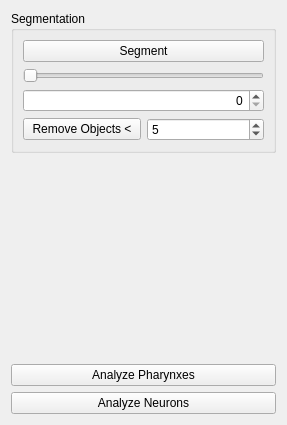
Qt form pharedox/gui/qt_ui_files/pipeline_buttons.ui (ApfeldLab/pharynx_redox) before a commit.
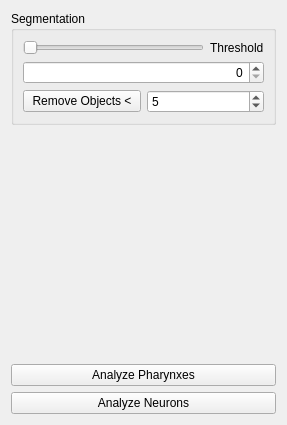
The same form after that commit.

The edit to the form file:
```diff
--- a/pharedox/gui/qt_ui_files/pipeline_buttons.ui
+++ b/pharedox/gui/qt_ui_files/pipeline_buttons.ui
@@ -24,18 +24,22 @@
      </property>
      <layout class="QVBoxLayout" name="verticalLayout_2">
       <item>
-       <widget class="QPushButton" name="segmentButton">
-        <property name="text">
-         <string>Segment</string>
-        </property>
-       </widget>
-      </item>
+       <layout class="QHBoxLayout" name="horizontalLayout_2">
       <item>
        <widget class="QSlider" name="thresholdSlider">
         <property name="orientation">
          <enum>Qt::Horizontal</enum>
         </property>
        </widget>
+        </item>
+        <item>
+         <widget class="QLabel" name="label">
+          <property name="text">
+           <string>Threshold</string>
+          </property>
+         </widget>
+        </item>
+       </layout>
       </item>
       <item>
        <widget class="QSpinBox" name="thresholdSpinBox">
```
Lines whose indentation alone changed are shown as unchanged.
